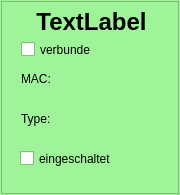
Above: endpointwidget.ui from duebie90/HomeAutomationUi before the change. Below: the same form after it.
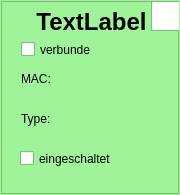
That is the form after the change.

```diff
--- a/endpointwidget.ui
+++ b/endpointwidget.ui
@@ -528,6 +528,16 @@
       <bool>true</bool>
      </property>
     </widget>
+    <widget class="QGraphicsView" name="delete_button">
+     <property name="geometry">
+      <rect>
+       <x>150</x>
+       <y>0</y>
+       <width>30</width>
+       <height>30</height>
+      </rect>
+     </property>
+    </widget>
    </widget>
    <widget class="QLabel" name="l_MAC">
     <property name="geometry">
```
